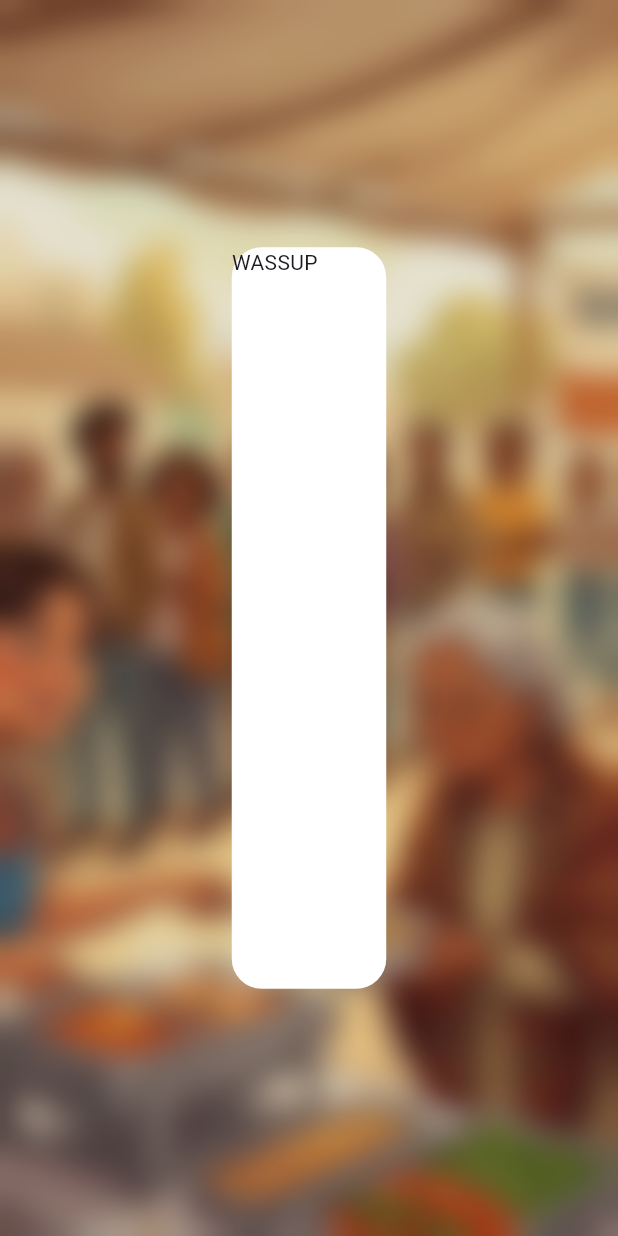
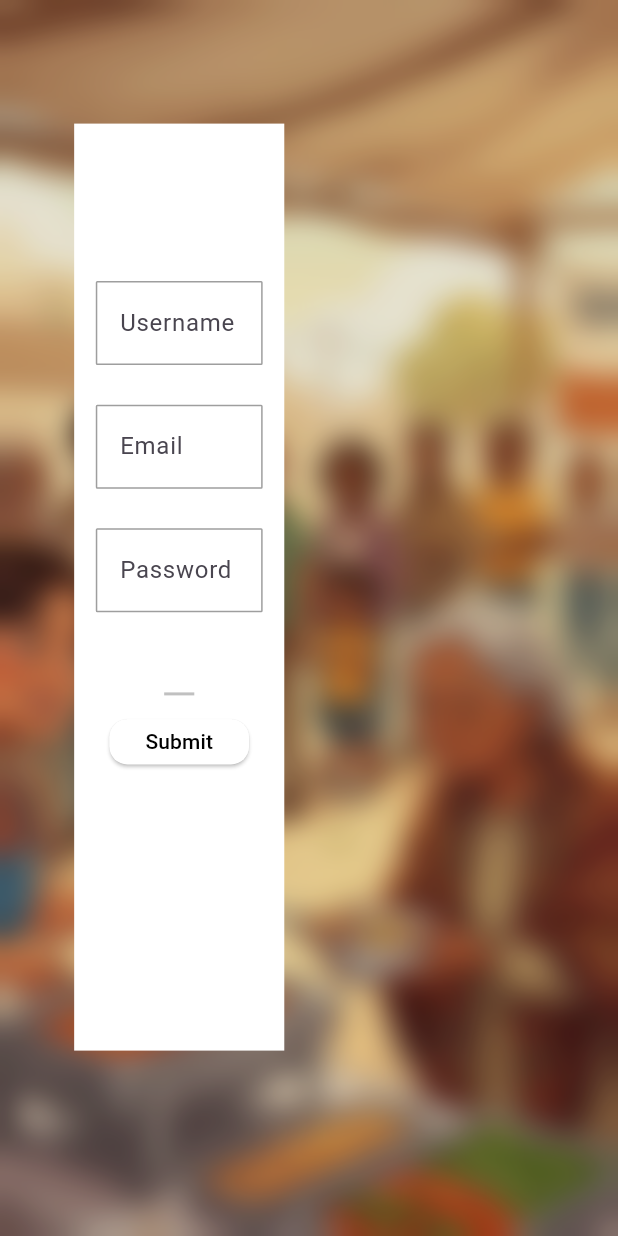
Before and after one commit to joshheraldA/softdes_v2, a Flutter app: the screen it shows after launch, on a phone screen of 412 x 824 dp. Run offline on Flutter 3.47's test engine with Material 3 defaults, Android fonts, the phone set to English and light mode, and no system bars; our stand-ins replace google_fonts.

Commit message:
Refined the Login pagee UI and implemented a semi mvvm architecture

```diff
--- a/frontend/lib/main.dart
+++ b/frontend/lib/main.dart
@@ -1,8 +1,15 @@
 import 'package:flutter/material.dart';
 import 'package:frontend/view/LoginPage.dart';
+import 'package:frontend/viewmodel/LoginPageViewModel.dart';
+import 'package:provider/provider.dart';
 
 void main() {
-  runApp(const MyApp());
+  runApp(
+    ChangeNotifierProvider(
+      create: (context) => LoginPageViewModel(),
+      child: const MyApp(),
+    ),
+  );
 }
 
 class MyApp extends StatelessWidget {
--- a/frontend/lib/view/LoginPage.dart
+++ b/frontend/lib/view/LoginPage.dart
@@ -1,10 +1,14 @@
 import 'dart:ui';
 
+import 'package:frontend/viewmodel/LoginPageViewModel.dart';
+import 'package:frontend/widgets/RoundedButton.dart';
+import 'package:google_fonts/google_fonts.dart';
+
 import 'package:flutter/material.dart';
-import 'package:frontend/widgets/RoundedButton.dart';
 import 'package:frontend/widgets/RoundedTextField.dart';
 import 'package:frontend/widgets/actionCard.dart';
 
+import 'package:provider/provider.dart';
 class LoginPage extends StatefulWidget {
   const LoginPage({super.key});
 
@@ -13,8 +17,25 @@ class LoginPage extends StatefulWidget {
 }
 
 class _LoginPageState extends State<LoginPage> {
+
+  final usernameController = TextEditingController();
+  final emailController = TextEditingController();
+  final passwordController = TextEditingController();
+
+  final double textFieldWidth = 0.27;
+
+  @override
+  void dispose() {
+    usernameController.dispose();
+    emailController.dispose();
+    passwordController.dispose();
+    super.dispose();
+  }
+
   @override
   Widget build(BuildContext context) {
+    final viewModel = context.watch<LoginPageViewModel>();
+
     return Scaffold(
       body: Center(
         child: Stack(
@@ -48,13 +69,66 @@ class _LoginPageState extends State<LoginPage> {
               ),
             ),
 
-            Center(
+            Positioned(
+              left: MediaQuery.of(context).size.width * 0.12,
+              top: MediaQuery.of(context).size.height * 0.1,
               child: ActionCard(
-                width: MediaQuery.of(context).size.width * 0.25,
-                height: MediaQuery.of(context).size.height * 0.60,
+                width: MediaQuery.of(context).size.width * 0.34,
+                height: MediaQuery.of(context).size.height * 0.75,
                 bgColor: const Color.fromARGB(255, 255, 255, 255),
-                content: Text("WASSUP"),
-                borderRadiusVal: 20,
+                content: Padding(
+                  padding: const EdgeInsets.only(top: 105),
+                  child: Column(
+                    children: [
+                      RoundedTextField(
+                        hintText: "username",
+                        labelText: "Username",
+                        height: MediaQuery.of(context).size.height * 0.1,
+                        width: MediaQuery.of(context).size.width * textFieldWidth,
+                        textController: usernameController,
+                      ),
+
+                      RoundedTextField(
+                        hintText: "email",
+                        labelText: "Email",
+                        height: MediaQuery.of(context).size.height * 0.1,
+                        width: MediaQuery.of(context).size.width * textFieldWidth,
+                        textController: emailController,
+                      ),
+
+                      RoundedTextField(
+                        hintText: "password",
+                        labelText: "Password",
+                        height: MediaQuery.of(context).size.height * 0.1,
+                        width: MediaQuery.of(context).size.width * textFieldWidth,
+                        textController: passwordController,
+                      ),
+
+                      Text(
+                        viewModel.text,
+                        style: TextStyle(
+                          fontFamily: GoogleFonts.inter().fontFamily,
+                          color: Colors.red,
+                          letterSpacing: 1
+                        ),
+                      ),
+
+                      Divider(
+                        indent: 60,
+                        endIndent: 60,
+                        thickness: 2,
+                        color: const Color.fromARGB(255, 192, 192, 192),
+                      ),
+
+                      RoundedButton(
+                        onPressed: () => {
+                          viewModel.updateText("${usernameController.text} is your username")
+                        },
+                        child: Text("Submit")
+                      ),
+                    ],
+                  ),
+                ),
               ),
             ),
           ],
--- a/frontend/lib/view_model/LoginPageViewModel.dart
+++ /dev/null
@@ -1,4 +0,0 @@
-
-class LoginPageViewModel{
-
-}
--- /dev/null
+++ b/frontend/lib/viewmodel/LoginPageViewModel.dart
@@ -0,0 +1,11 @@
+import 'package:flutter/material.dart';
+class LoginPageViewModel extends ChangeNotifier{
+    String _text = "";
+
+    String get text => _text;
+
+    void updateText(String newText) {
+      _text = newText;
+      notifyListeners();
+    }
+}
--- a/frontend/lib/widgets/RoundedTextField.dart
+++ b/frontend/lib/widgets/RoundedTextField.dart
@@ -3,36 +3,39 @@ import 'package:flutter/material.dart';
 class RoundedTextField extends StatelessWidget {
   final String hintText;
   final String labelText;
-  final double length;
+  final double height;
   final double width;
+  final TextEditingController textController;
   const RoundedTextField({
     super.key,
     required this.hintText,
     required this.labelText,
-    required this.length,
-    required this.width
+    required this.height,
+    required this.width,
+    required this.textController,
   });
 
   @override
   Widget build(BuildContext context) {
     return Container(
       width: width,
-      height: length,
+      height: height,
 
       child: TextField(
+        controller: textController,
         decoration: InputDecoration(
           border: OutlineInputBorder(
-            borderRadius: BorderRadius.circular(12),
+            borderRadius: BorderRadius.circular(1),
             borderSide: BorderSide(color: Colors.grey, width: 2),
           ),
 
           focusedBorder: OutlineInputBorder(
-            borderRadius: BorderRadius.circular(12),
+            borderRadius: BorderRadius.circular(1),
             borderSide: BorderSide(color: Colors.green, width: 2),
           ),
 
           enabledBorder: OutlineInputBorder(
-            borderRadius: BorderRadius.circular(12),
+            borderRadius: BorderRadius.circular(1),
             borderSide: BorderSide(color: Colors.grey, width: 1),
           ),
 
--- a/frontend/pubspec.yaml
+++ b/frontend/pubspec.yaml
@@ -31,7 +31,8 @@ dependencies:
   http: ^1.1.0
   flutter:
     sdk: flutter
-
+  google_fonts: ^8.0.2
+  provider: ^6.1.5+1
   # The following adds the Cupertino Icons font to your application.
   # Use with the CupertinoIcons class for iOS style icons.
   cupertino_icons: ^1.0.8
```
Also changed, not shown: frontend/assets/login_background.jpeg (added), frontend/pubspec.lock, 9 other files.
